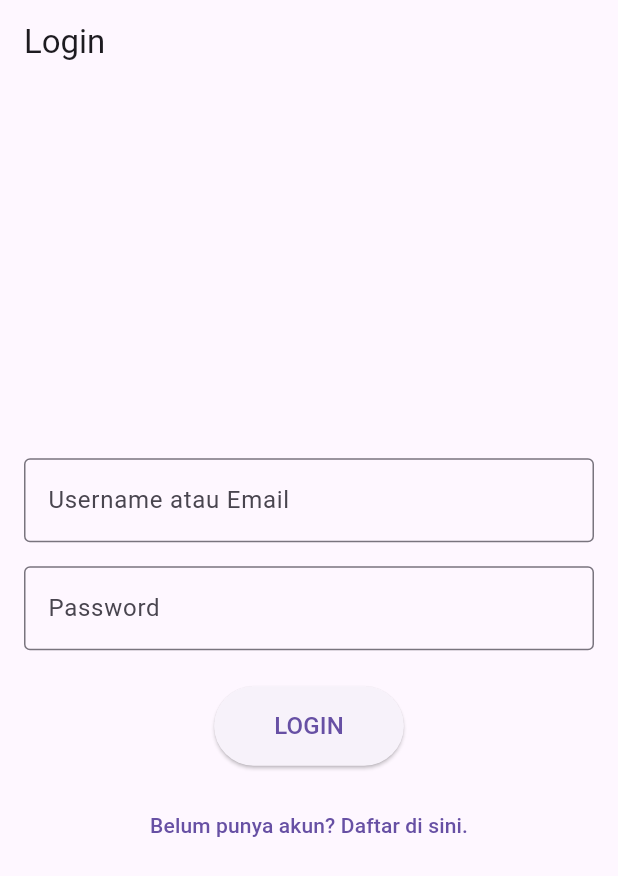
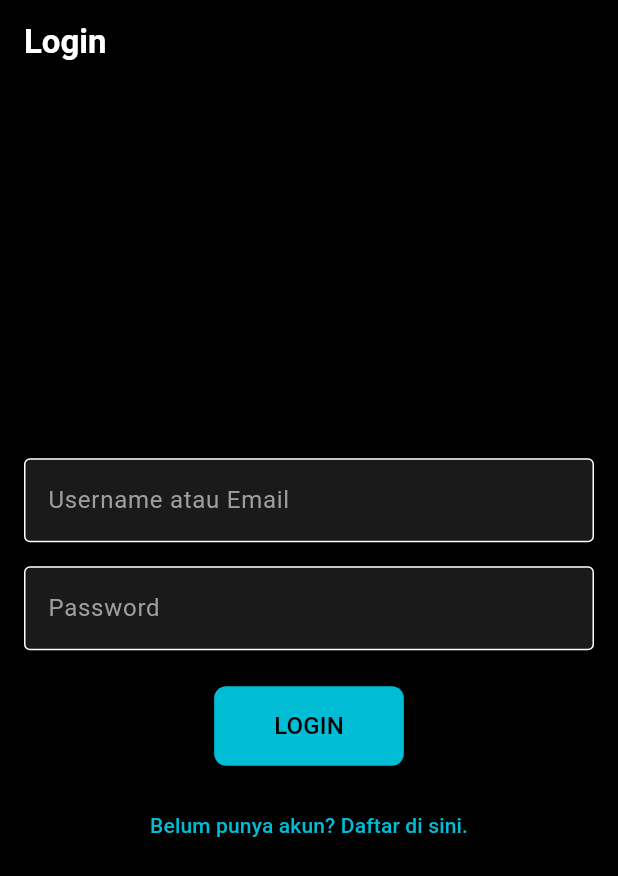
Before and after one commit to Ruben1-byte/uts_gemini_assistant, a Flutter app: the screen it shows after launch, on a phone screen of 412 x 824 dp. Shown: the top 876 px of the screen. Run offline on Flutter 3.47's test engine with Material 3 defaults, Android fonts, the light colour scheme and no system bars.

Commit message:
feat: Implementasi Dark Theme (Elite Design) di main.dart

```diff
--- a/lib/main.dart
+++ b/lib/main.dart
@@ -1,5 +1,5 @@
 import 'package:flutter/material.dart';
-import 'splash_screen.dart'; // Import yang benar
+import 'splash_screen.dart';
 
 void main() {
   runApp(const MyApp());
@@ -8,14 +8,58 @@ void main() {
 class MyApp extends StatelessWidget {
   const MyApp({super.key});
 
+  // Definisikan Dark Theme
+  ThemeData _darkTheme() {
+    return ThemeData(
+      // Warna utama (AppBar, Tombol Aksen, BottomNav terpilih)
+      primaryColor: Colors.cyan, // Pilih warna aksen yang kontras (misalnya Cyan)
+      colorScheme: ColorScheme.dark(
+        primary: Colors.cyan, // Warna aksen
+        secondary: Colors.tealAccent, // Warna aksen sekunder
+        surface: Colors.black, // Warna permukaan (misalnya Card/Container)
+        background: Colors.black, // Warna Latar Belakang Utama (Hitam)
+      ),
+      scaffoldBackgroundColor: Colors.black, // Background Scaffold
+      textTheme: const TextTheme(
+        // Atur warna teks default menjadi putih
+        bodyLarge: TextStyle(color: Colors.white),
+        bodyMedium: TextStyle(color: Colors.white70),
+        titleLarge: TextStyle(color: Colors.white, fontWeight: FontWeight.bold),
+      ),
+      // Styling AppBar
+      appBarTheme: const AppBarTheme(
+        backgroundColor: Colors.black, // AppBar Hitam
+        foregroundColor: Colors.white, // Teks dan Ikon Putih
+        elevation: 0, // Tanpa bayangan untuk kesan modern
+      ),
+      // Styling Tombol (ElevatedButton)
+      elevatedButtonTheme: ElevatedButtonThemeData(
+        style: ElevatedButton.styleFrom(
+          backgroundColor: Colors.cyan, // Tombol menggunakan warna aksen
+          foregroundColor: Colors.black, // Teks tombol hitam (kontras)
+          shape: RoundedRectangleBorder(borderRadius: BorderRadius.circular(8)),
+        ),
+      ),
+      // Styling Input (TextField)
+      inputDecorationTheme: const InputDecorationTheme(
+        filled: true,
+        fillColor: Color(0xFF1A1A1A), // Warna input lebih gelap dari background
+        border: OutlineInputBorder(
+          borderRadius: BorderRadius.all(Radius.circular(10)),
+          borderSide: BorderSide.none,
+        ),
+        labelStyle: TextStyle(color: Colors.grey),
+        hintStyle: TextStyle(color: Colors.grey),
+      ),
+    );
+  }
+
   @override
   Widget build(BuildContext context) {
     return MaterialApp(
-      title: 'Gemini AI Assistant',
-      theme: ThemeData(
-        primarySwatch: Colors.blue,
-      ),
-      home: const SplashScreen(), // Memanggil SplashScreen
+      title: 'Gemini AI Assistant Elite',
+      theme: _darkTheme(), // Terapkan tema gelap
+      home: const SplashScreen(),
     );
   }
 }
```
